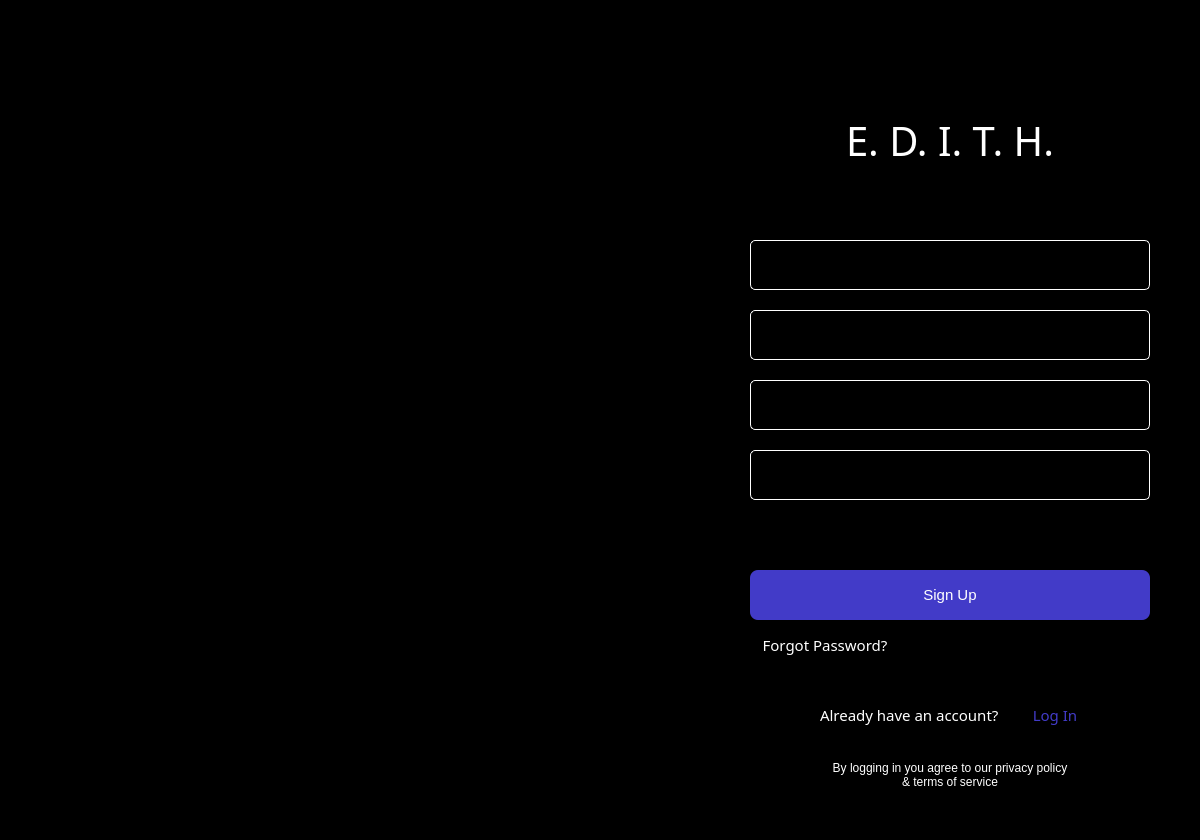
Above: ui/signup.ui from ansh-dagha/E.D.I.T.H. before the change. Below: the same form after it.
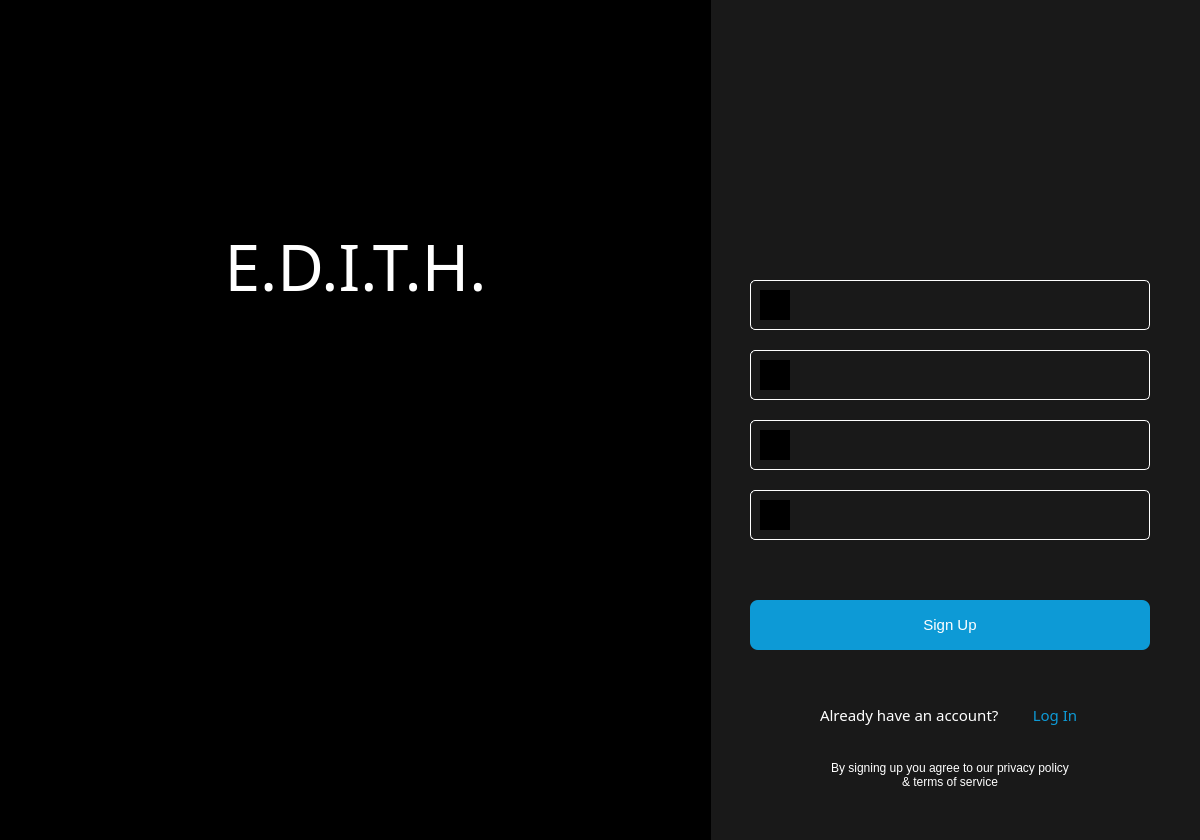
That is the form after the change. Icons and pictures are not drawn.

Commit message: Login Signup + Db

Diff of the .ui file:
```diff
--- a/ui/signup.ui
+++ b/ui/signup.ui
@@ -22,50 +22,11 @@
   <property name="styleSheet">
    <string notr="true">background-color: rgb(0, 0, 0);</string>
   </property>
-  <widget class="QPushButton" name="forgotpasswordButton">
+  <widget class="QPushButton" name="signupButton">
    <property name="geometry">
     <rect>
      <x>750</x>
-     <y>630</y>
-     <width>150</width>
-     <height>30</height>
-    </rect>
-   </property>
-   <property name="sizePolicy">
-    <sizepolicy hsizetype="Minimum" vsizetype="Minimum">
-     <horstretch>0</horstretch>
-     <verstretch>0</verstretch>
-    </sizepolicy>
-   </property>
-   <property name="font">
-    <font>
-     <family>Calibri Light</family>
-     <pointsize>11</pointsize>
-     <weight>50</weight>
-     <bold>false</bold>
-    </font>
-   </property>
-   <property name="layoutDirection">
-    <enum>Qt::LeftToRight</enum>
-   </property>
-   <property name="styleSheet">
-    <string notr="true">background: #00000000;
-color: #fff;
-border: none;
-</string>
-   </property>
-   <property name="text">
-    <string>Forgot Password?</string>
-   </property>
-   <property name="autoDefault">
-    <bool>false</bool>
-   </property>
-  </widget>
-  <widget class="QPushButton" name="loginButton">
-   <property name="geometry">
-    <rect>
-     <x>750</x>
-     <y>570</y>
+     <y>600</y>
      <width>400</width>
      <height>50</height>
     </rect>
@@ -78,8 +39,11 @@
      <bold>false</bold>
     </font>
    </property>
+   <property name="cursor">
+    <cursorShape>PointingHandCursor</cursorShape>
+   </property>
    <property name="styleSheet">
-    <string notr="true">background: #423BC8; color: white; border-radius: 8;</string>
+    <string notr="true">background: #0d9ad6; color: white; border-radius: 8;</string>
    </property>
    <property name="text">
     <string>Sign Up</string>
@@ -128,7 +92,7 @@
     <enum>QFrame::Plain</enum>
    </property>
    <property name="text">
-    <string>By logging in you agree to our privacy policy &amp; terms of service</string>
+    <string>By signing up you agree to our privacy policy &amp; terms of service</string>
    </property>
    <property name="textFormat">
     <enum>Qt::RichText</enum>
@@ -144,7 +108,7 @@
    <property name="geometry">
     <rect>
      <x>750</x>
-     <y>310</y>
+     <y>350</y>
      <width>400</width>
      <height>50</height>
     </rect>
@@ -162,17 +126,18 @@
     <string notr="true">QLineEdit{
 color: white; 
 background: #00000000;
-border: 1px solid white;
+border: 1px solid #ffffff;
 border-radius: 5;
 padding-left: 50px;
 }
 
 QLineEdit:focus{
-border: 2px solid #423BC8;
+border: 2px solid #0d9ad6;
 }
 
-
-</string>
+QLineEdit:hover{
+border: 2px solid #0d9ad6;
+}</string>
    </property>
    <property name="text">
     <string/>
@@ -182,7 +147,7 @@
    <property name="geometry">
     <rect>
      <x>750</x>
-     <y>380</y>
+     <y>420</y>
      <width>400</width>
      <height>50</height>
     </rect>
@@ -200,17 +165,18 @@
     <string notr="true">QLineEdit{
 color: white; 
 background: #00000000;
-border: 1px solid white;
+border: 1px solid #ffffff;
 border-radius: 5;
 padding-left: 50px;
 }
 
 QLineEdit:focus{
-border: 2px solid #423BC8;
+border: 2px solid #0d9ad6;
 }
 
-
-</string>
+QLineEdit:hover{
+border: 2px solid #0d9ad6;
+}</string>
    </property>
    <property name="inputMethodHints">
     <set>Qt::ImhHiddenText|Qt::ImhNoAutoUppercase|Qt::ImhNoPredictiveText|Qt::ImhSensitiveData</set>
@@ -225,16 +191,16 @@
   <widget class="QLabel" name="edithLabel">
    <property name="geometry">
     <rect>
-     <x>800</x>
-     <y>110</y>
-     <width>300</width>
-     <height>60</height>
+     <x>150</x>
+     <y>210</y>
+     <width>411</width>
+     <height>111</height>
     </rect>
    </property>
    <property name="font">
     <font>
      <family>Bradley Hand ITC</family>
-     <pointsize>30</pointsize>
+     <pointsize>48</pointsize>
     </font>
    </property>
    <property name="styleSheet">
@@ -247,7 +213,7 @@
     <enum>QFrame::Plain</enum>
    </property>
    <property name="text">
-    <string>E. D. I. T. H.</string>
+    <string>E.D.I.T.H.</string>
    </property>
    <property name="alignment">
     <set>Qt::AlignCenter</set>
@@ -256,40 +222,7 @@
     <bool>false</bool>
    </property>
   </widget>
-  <widget class="QLabel" name="errorLabel">
-   <property name="geometry">
-    <rect>
-     <x>750</x>
-     <y>520</y>
-     <width>400</width>
-     <height>30</height>
-    </rect>
-   </property>
-   <property name="font">
-    <font>
-     <family>Calibri Light</family>
-     <pointsize>11</pointsize>
-     <weight>50</weight>
-     <bold>false</bold>
-    </font>
-   </property>
-   <property name="styleSheet">
-    <string notr="true">color: red; background: none;</string>
-   </property>
-   <property name="frameShape">
-    <enum>QFrame::NoFrame</enum>
-   </property>
-   <property name="frameShadow">
-    <enum>QFrame::Plain</enum>
-   </property>
-   <property name="text">
-    <string/>
-   </property>
-   <property name="wordWrap">
-    <bool>false</bool>
-   </property>
-  </widget>
-  <widget class="QPushButton" name="signupButton">
+  <widget class="QPushButton" name="loginButton">
    <property name="geometry">
     <rect>
      <x>1010</x>
@@ -312,13 +245,22 @@
      <bold>false</bold>
     </font>
    </property>
+   <property name="cursor">
+    <cursorShape>PointingHandCursor</cursorShape>
+   </property>
    <property name="layoutDirection">
     <enum>Qt::LeftToRight</enum>
    </property>
    <property name="styleSheet">
-    <string notr="true">background: #00000000;
-color: #423BC8;
+    <string notr="true">QPushButton{
+background: #00000000;
+color: #0d9ad6;
 border: none;
+}
+
+QPushButton::hover{
+text-decoration: underline;
+}
 </string>
    </property>
    <property name="text">
@@ -363,7 +305,7 @@
    <property name="geometry">
     <rect>
      <x>750</x>
-     <y>240</y>
+     <y>280</y>
      <width>400</width>
      <height>50</height>
     </rect>
@@ -387,21 +329,22 @@
 }
 
 QLineEdit:focus{
-border: 2px solid #423BC8;
+border: 2px solid #0d9ad6;
 }
 
-
-</string>
+QLineEdit:hover{
+border: 2px solid #0d9ad6;
+}</string>
    </property>
    <property name="text">
     <string/>
    </property>
   </widget>
-  <widget class="QLineEdit" name="inputPassword_2">
+  <widget class="QLineEdit" name="inputConfirmPassword">
    <property name="geometry">
     <rect>
      <x>750</x>
-     <y>450</y>
+     <y>490</y>
      <width>400</width>
      <height>50</height>
     </rect>
@@ -419,17 +362,18 @@
     <string notr="true">QLineEdit{
 color: white; 
 background: #00000000;
-border: 1px solid white;
+border: 1px solid #ffffff;
 border-radius: 5;
 padding-left: 50px;
 }
 
 QLineEdit:focus{
-border: 2px solid #423BC8;
+border: 2px solid #0d9ad6;
 }
 
-
-</string>
+QLineEdit:hover{
+border: 2px solid #0d9ad6;
+}</string>
    </property>
    <property name="inputMethodHints">
     <set>Qt::ImhHiddenText|Qt::ImhNoAutoUppercase|Qt::ImhNoPredictiveText|Qt::ImhSensitiveData</set>
@@ -441,11 +385,11 @@
     <enum>QLineEdit::Password</enum>
    </property>
   </widget>
-  <widget class="QLabel" name="label">
+  <widget class="QLabel" name="user_icon">
    <property name="geometry">
     <rect>
      <x>760</x>
-     <y>250</y>
+     <y>290</y>
      <width>30</width>
      <height>30</height>
     </rect>
@@ -463,11 +407,11 @@
     <bool>true</bool>
    </property>
   </widget>
-  <widget class="QLabel" name="label_2">
+  <widget class="QLabel" name="password_icon">
    <property name="geometry">
     <rect>
      <x>760</x>
-     <y>390</y>
+     <y>430</y>
      <width>30</width>
      <height>30</height>
     </rect>
@@ -485,11 +429,11 @@
     <bool>true</bool>
    </property>
   </widget>
-  <widget class="QLabel" name="label_3">
+  <widget class="QLabel" name="email_icon">
    <property name="geometry">
     <rect>
      <x>760</x>
-     <y>320</y>
+     <y>360</y>
      <width>30</width>
      <height>30</height>
     </rect>
@@ -507,11 +451,11 @@
     <bool>true</bool>
    </property>
   </widget>
-  <widget class="QLabel" name="label_4">
+  <widget class="QLabel" name="rePassword_icon">
    <property name="geometry">
     <rect>
      <x>760</x>
-     <y>460</y>
+     <y>500</y>
      <width>30</width>
      <height>30</height>
     </rect>
@@ -535,44 +479,99 @@
     <bool>true</bool>
    </property>
   </widget>
-  <widget class="QLabel" name="label_5">
+  <widget class="QLabel" name="rightBackground">
    <property name="geometry">
     <rect>
      <x>710</x>
-     <y>-20</y>
-     <width>481</width>
-     <height>851</height>
+     <y>0</y>
+     <width>490</width>
+     <height>840</height>
     </rect>
    </property>
+   <property name="styleSheet">
+    <string notr="true">background-color: rgb(25, 25, 25);</string>
+   </property>
    <property name="text">
     <string/>
    </property>
    <property name="textFormat">
     <enum>Qt::RichText</enum>
    </property>
-   <property name="pixmap">
-    <pixmap resource="image.qrc">:/images/loginBackground.png</pixmap>
-   </property>
    <property name="scaledContents">
     <bool>true</bool>
    </property>
   </widget>
-  <zorder>label_5</zorder>
-  <zorder>forgotpasswordButton</zorder>
-  <zorder>loginButton</zorder>
+  <widget class="QLabel" name="leftBackground">
+   <property name="geometry">
+    <rect>
+     <x>-20</x>
+     <y>0</y>
+     <width>731</width>
+     <height>840</height>
+    </rect>
+   </property>
+   <property name="text">
+    <string/>
+   </property>
+   <property name="textFormat">
+    <enum>Qt::RichText</enum>
+   </property>
+   <property name="pixmap">
+    <pixmap resource="image.qrc">:/images/signup-background.png</pixmap>
+   </property>
+   <property name="scaledContents">
+    <bool>false</bool>
+   </property>
+  </widget>
+  <widget class="QLabel" name="errorLabel">
+   <property name="geometry">
+    <rect>
+     <x>750</x>
+     <y>550</y>
+     <width>400</width>
+     <height>30</height>
+    </rect>
+   </property>
+   <property name="font">
+    <font>
+     <family>Calibri Light</family>
+     <pointsize>11</pointsize>
+     <weight>50</weight>
+     <bold>false</bold>
+    </font>
+   </property>
+   <property name="styleSheet">
+    <string notr="true">color: red; background: none;</string>
+   </property>
+   <property name="frameShape">
+    <enum>QFrame::NoFrame</enum>
+   </property>
+   <property name="frameShadow">
+    <enum>QFrame::Plain</enum>
+   </property>
+   <property name="text">
+    <string/>
+   </property>
+   <property name="wordWrap">
+    <bool>false</bool>
+   </property>
+  </widget>
+  <zorder>rightBackground</zorder>
+  <zorder>signupButton</zorder>
   <zorder>termsLabel</zorder>
   <zorder>inputEmail</zorder>
   <zorder>inputPassword</zorder>
-  <zorder>edithLabel</zorder>
-  <zorder>errorLabel</zorder>
   <zorder>alreadyLabel</zorder>
-  <zorder>signupButton</zorder>
+  <zorder>loginButton</zorder>
   <zorder>inputUsername</zorder>
-  <zorder>inputPassword_2</zorder>
-  <zorder>label</zorder>
-  <zorder>label_2</zorder>
-  <zorder>label_3</zorder>
-  <zorder>label_4</zorder>
+  <zorder>inputConfirmPassword</zorder>
+  <zorder>user_icon</zorder>
+  <zorder>password_icon</zorder>
+  <zorder>email_icon</zorder>
+  <zorder>rePassword_icon</zorder>
+  <zorder>leftBackground</zorder>
+  <zorder>edithLabel</zorder>
+  <zorder>errorLabel</zorder>
  </widget>
  <resources>
   <include location="image.qrc"/>
```
The commit also changes 13 other files.
